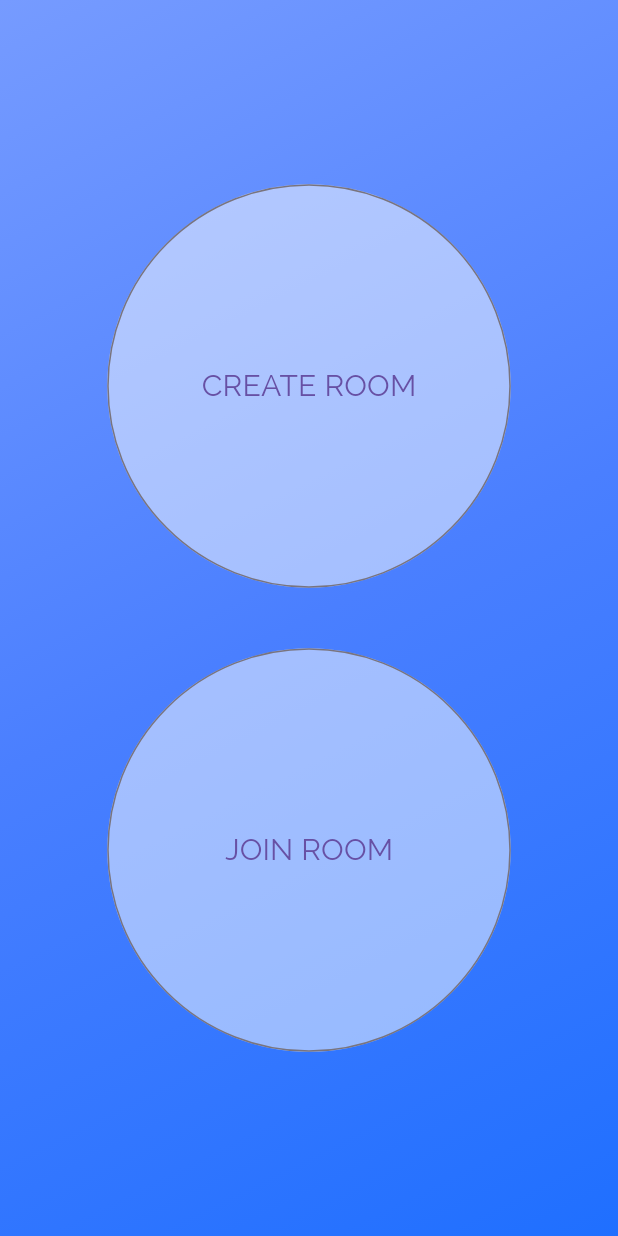
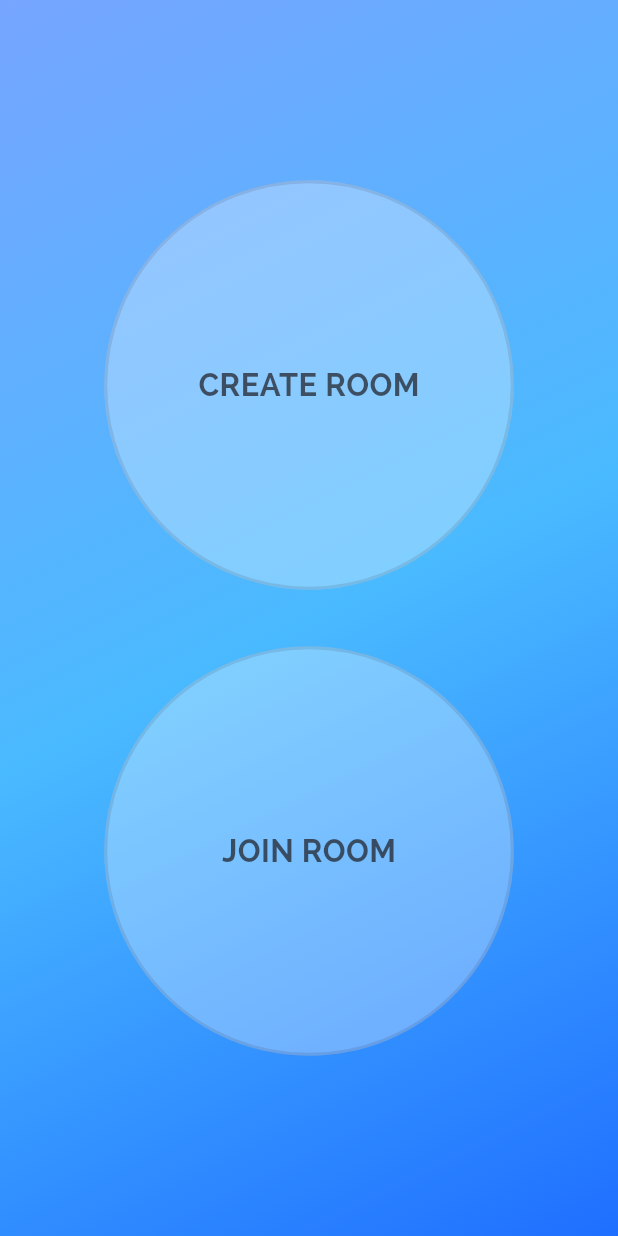
Before and after one commit to baywiggins/qIt-frontend, a Flutter app: the screen it shows after launch, on a phone screen of 412 x 824 dp. Run offline on Flutter 3.47's test engine with Material 3 defaults, Android fonts, the phone set to English and light mode, and no system bars; our stand-ins replace flutter_dotenv, flutter_svg; missing offline and left inert: dart:ffi.

Commit message:
did some stuff

```diff
--- a/lib/pages/animated_background.dart
+++ b/lib/animations/animated_background.dart
@@ -14,9 +14,9 @@ class _BackgroundAnimationState extends State<BackgroundAnimation>
   late Animation<Color?> _colorTwoAnimation;
   late Animation<Color?> _colorThreeAnimation;
 
-  final _colorOne = Color.fromARGB(255, 124, 159, 255);
-  final _colorTwo = Color.fromARGB(255, 85, 131, 255);
-  final _colorThree = Color.fromRGBO(14, 103, 255, 1);
+  final _colorOne = const Color.fromARGB(255, 124, 159, 255);
+  final _colorTwo = const Color.fromARGB(255, 85, 201, 255);
+  final _colorThree = const Color.fromRGBO(14, 103, 255, 1);
 
   @override
   void initState() {
--- /dev/null
+++ b/lib/animations/animated_homebutton.dart
@@ -0,0 +1,97 @@
+import 'package:flutter/material.dart';
+import 'package:qit/animations/animated_homepage_route.dart';
+
+class AnimatedHomeButton extends StatefulWidget {
+  final String buttonText;
+  final Widget nextPage;
+
+  const AnimatedHomeButton(
+      {super.key, required this.buttonText, required this.nextPage});
+
+  @override
+  State<AnimatedHomeButton> createState() => _AnimatedHomeButtonState();
+}
+
+class _AnimatedHomeButtonState extends State<AnimatedHomeButton>
+    with RouteAware {
+  double _scale = 1.0;
+  double _textOpacity = 0.7;
+  double _outlineOpacity = 0.1;
+  double _buttonOpacity = 0.3;
+
+  void _onTapDown(TapDownDetails details) {
+    setState(() {
+      _scale = 0.95;
+      _textOpacity = 1;
+      _outlineOpacity = 1;
+      _buttonOpacity = 0.35;
+    });
+  }
+
+  void _onTapUp(TapUpDetails details) {
+    setState(() {
+      _scale = 4.0;
+      _textOpacity = 0;
+      _outlineOpacity = 0;
+      _buttonOpacity = 1;
+    });
+  }
+
+  void _resetAnimationState() {
+    setState(() {
+      _scale = 1.0;
+      _textOpacity = 0.7;
+      _outlineOpacity = 0.1;
+      _buttonOpacity = 0.3;
+    });
+  }
+
+  @override
+  Widget build(BuildContext context) {
+    final fontSize = MediaQuery.of(context).size.width * 0.05;
+    return GestureDetector(
+      onTap: () {
+        Navigator.push(
+          context,
+          HomePageRoute(child: widget.nextPage),
+        ).then((_) => _resetAnimationState());
+      },
+      onTapDown: _onTapDown,
+      onTapUp: _onTapUp,
+      onTapCancel: () => setState(() {
+        _scale = 1.0;
+        _textOpacity = 0.7;
+        _outlineOpacity = 0.1;
+        _buttonOpacity = 0.3;
+      }),
+      child: AnimatedScale(
+        scale: _scale,
+        duration: const Duration(milliseconds: 300),
+        child: Container(
+          padding: EdgeInsets.all(120), // Reduce padding to allow more space
+          decoration: BoxDecoration(
+            shape: BoxShape.circle,
+            color: Color.fromRGBO(255, 255, 255, _buttonOpacity),
+            border: Border.all(
+              color: Color.fromRGBO(24, 0, 0, _outlineOpacity),
+              width: 2.0,
+            ),
+          ),
+          child: Opacity(
+            opacity: _textOpacity,
+            child: FittedBox(
+              fit: BoxFit.contain, // Ensures text fits and doesn't overflow
+              child: Text(
+                widget.buttonText,
+                style: TextStyle(
+                  fontSize: fontSize,
+                  fontWeight: FontWeight.bold,
+                ),
+              ),
+            ),
+          ),
+        ),
+      ),
+    );
+  }
+}
--- a/lib/pages/home_page.dart
+++ b/lib/pages/home_page.dart
@@ -1,5 +1,8 @@
 import 'package:flutter/material.dart';
-import 'package:qit/pages/animated_background.dart';
+import 'package:qit/animations/animated_background.dart';
+import 'package:qit/animations/animated_homebutton.dart';
+import 'package:qit/pages/create_room_page.dart';
+import 'package:qit/pages/join_room_page.dart';
 
 class HomePage extends StatelessWidget {
   const HomePage({super.key});
@@ -10,53 +13,40 @@ class HomePage extends StatelessWidget {
       body: Stack(
         children: [
           BackgroundAnimation(),
-          Center(
-            child: FractionallySizedBox(
-              heightFactor: 0.8,
-              child: Column(
-                mainAxisAlignment: MainAxisAlignment.spaceEvenly,
-                children: [
-                  HomeButton(
-                    child: Text(
-                      "CREATE ROOM",
-                      style: TextStyle(fontSize: 20),
-                    ),
-                  ),
-                  HomeButton(
-                    child: Text(
-                      "JOIN ROOM",
-                      style: TextStyle(fontSize: 20),
-                    ),
-                  ),
-                ],
-              ),
-            ),
-          ),
+          HomeButtons(),
         ],
       ),
     );
   }
 }
 
-class HomeButton extends StatelessWidget {
-  final Widget child;
-
-  const HomeButton({super.key, required this.child});
+class HomeButtons extends StatefulWidget {
+  const HomeButtons({super.key});
 
   @override
+  State<HomeButtons> createState() => _HomeButtonsState();
+}
+
+class _HomeButtonsState extends State<HomeButtons> {
+  @override
   Widget build(BuildContext context) {
-    return OutlinedButton(
-      onPressed: () {},
-      style: OutlinedButton.styleFrom(
-        backgroundColor: Colors.white.withOpacity(0.5),
-        shape: const CircleBorder(),
-        padding: const EdgeInsets.all(120),
-        // side: const BorderSide(
-        //   color: Colors.black,
-        //   width: 5.0,
-        // ),
+    return const Center(
+      child: FractionallySizedBox(
+        heightFactor: 0.8,
+        child: Column(
+          mainAxisAlignment: MainAxisAlignment.spaceEvenly,
+          children: [
+            AnimatedHomeButton(
+              buttonText: "CREATE ROOM",
+              nextPage: CreateRoomPage(),
+            ),
+            AnimatedHomeButton(
+              buttonText: "JOIN ROOM",
+              nextPage: JoinRoomPage(),
+            ),
+          ],
+        ),
       ),
-      child: child,
     );
   }
 }
```
Also changed, not shown: lib/animations/animated_homepage_route.dart (added, +23 -0 lines), lib/main.dart (+6 -1 lines), lib/pages/create_room_page.dart (added, +201 -0 lines), lib/pages/join_room_page.dart (added, +17 -0 lines), lib/services/api.dart (added, +15 -0 lines), lib/services/random_string.dart (added, +7 -0 lines), pubspec.yaml (+8 -4 lines), assets/images/Primary_Logo_Black_PMS_C.svg (added), fonts/Raleway-Bold.ttf (added), pubspec.lock, 16 other files.
